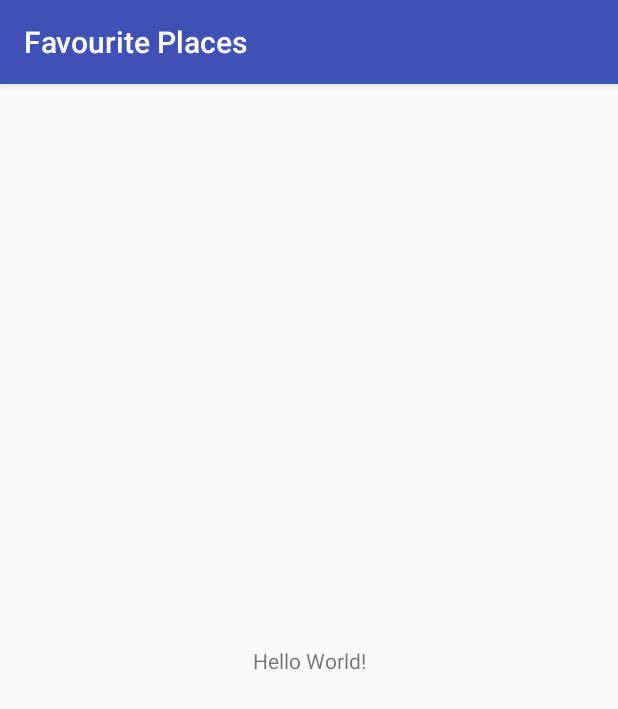
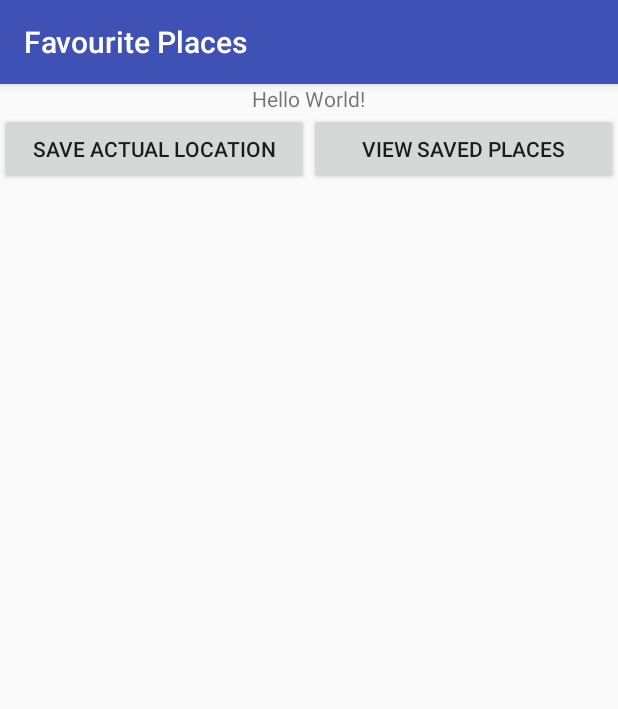
Before and after one commit to krykra7/FavouritePLaces, an Android app: the screen it shows after launch (MainActivity), on a phone screen of 412 x 824 dp. Shown: the top 709 px of the screen. Run offline under Robolectric (Android 15) with nearby library versions, the phone set to English and light mode, and no system bars; our stand-ins replace ButterKnife.

Commit message:
added checking location, location can be save, location is displayed in list, location list is remembered

```diff
--- a/app/build.gradle
+++ b/app/build.gradle
@@ -26,5 +26,10 @@ dependencies {
     })
     compile 'com.android.support:appcompat-v7:25.3.1'
     compile 'com.android.support.constraint:constraint-layout:1.0.2'
+    compile 'com.jakewharton:butterknife:8.8.1'
+    compile 'com.android.support:recyclerview-v7:25.3.1'
+    compile 'com.google.android.gms:play-services-location:11.0.4'
+    compile 'com.google.code.gson:gson:2.7'
+    annotationProcessor 'com.jakewharton:butterknife-compiler:8.8.1'
     testCompile 'junit:junit:4.12'
 }
--- a/app/src/main/java/pl/krystiankrawczyk/favouriteplaces/MainActivity.java
+++ b/app/src/main/java/pl/krystiankrawczyk/favouriteplaces/MainActivity.java
@@ -1,13 +1,75 @@
 package pl.krystiankrawczyk.favouriteplaces;
 
+import android.Manifest;
+import android.content.Intent;
+import android.content.pm.PackageManager;
+import android.location.LocationManager;
+import android.os.Bundle;
+import android.provider.Settings;
+import android.support.v4.app.ActivityCompat;
+import android.support.v4.content.ContextCompat;
 import android.support.v7.app.AppCompatActivity;
-import android.os.Bundle;
+
+import butterknife.ButterKnife;
+import butterknife.OnClick;
+import pl.krystiankrawczyk.favouriteplaces.locationservice.LocationService;
+import pl.krystiankrawczyk.favouriteplaces.places.activities.PlacesActivity;
+import pl.krystiankrawczyk.favouriteplaces.preferences.UserData;
 
 public class MainActivity extends AppCompatActivity {
+
+    private final static int ACCESS_FINE_CODE = 1;
+    private final static int ACCESS_COARSE_CODE = 2;
+    private final static int ACCESS_INTERNET_CODE = 3;
+
+    @OnClick(R.id.main_activity_save_actual_location_btn)
+    public void onClickSaveLocation() {
+        Intent intent = new Intent(this, LocationService.class);
+        startActivity(intent);
+    }
+
+    @OnClick(R.id.main_activity_view_saved_places_btn)
+    public void onClickViewSaved() {
+        Intent intent = new Intent(this, PlacesActivity.class);
+        startActivity(intent);
+    }
 
     @Override
     protected void onCreate(Bundle savedInstanceState) {
         super.onCreate(savedInstanceState);
         setContentView(R.layout.activity_main);
+        ButterKnife.bind(this);
+        promptUserEnableGPS();
+        UserData.getInstance(getBaseContext());
+    }
+
+    private void promptUserEnableGPS() {
+        setPermissions();
+        LocationManager locationManager = (LocationManager) getSystemService(LOCATION_SERVICE);
+        if (!locationManager.isProviderEnabled(LocationManager.GPS_PROVIDER)) {
+            Intent intent = new Intent(Settings.ACTION_LOCATION_SOURCE_SETTINGS);
+            startActivity(intent);
+        }
+    }
+
+    private void setPermissions() {
+        int accessFineLocationCheck = ContextCompat.checkSelfPermission(this, Manifest.permission.ACCESS_FINE_LOCATION);
+        int accessCoarseCheck = ContextCompat.checkSelfPermission(this, Manifest.permission.ACCESS_COARSE_LOCATION);
+        int accessInternetCheck = ContextCompat.checkSelfPermission(this, Manifest.permission.INTERNET);
+        if (isPermissionDenied(accessFineLocationCheck)) {
+            ActivityCompat.requestPermissions(this, new String[]{Manifest.permission.ACCESS_FINE_LOCATION},
+                    ACCESS_FINE_CODE);
+        }
+        if (isPermissionDenied(accessCoarseCheck)) {
+            ActivityCompat.requestPermissions(this, new String[]{Manifest.permission.ACCESS_COARSE_LOCATION},
+                    ACCESS_COARSE_CODE);
+        }
+        if (isPermissionDenied(accessInternetCheck)) {
+            ActivityCompat.requestPermissions(this, new String[]{Manifest.permission.INTERNET}, ACCESS_INTERNET_CODE);
+        }
+    }
+
+    private boolean isPermissionDenied(int permissionCode) {
+        return permissionCode != PackageManager.PERMISSION_GRANTED;
     }
 }
--- /dev/null
+++ b/app/src/main/java/pl/krystiankrawczyk/favouriteplaces/preferences/UserData.java
@@ -0,0 +1,81 @@
+package pl.krystiankrawczyk.favouriteplaces.preferences;
+
+import android.content.Context;
+import android.content.SharedPreferences;
+
+import com.google.gson.Gson;
+import com.google.gson.reflect.TypeToken;
+
+import java.lang.reflect.Type;
+import java.util.HashMap;
+import java.util.Map;
+
+import pl.krystiankrawczyk.favouriteplaces.locationservice.FavouritePlaceData;
+
+/**
+ * Created by Krystian Krawczyk on 16.08.2017.
+ */
+
+public class UserData {
+
+    private static final String PREFERENCES_NAME = "PREFERENCES";
+    private static final String PLACES_COUNT = "PLACES_COUNT";
+    private static final String FAVOURITE_PLACES_KEY = "PLACES";
+    private static final String DEFAULT_EMPTY_STRING = "";
+    private static final int DEFAULT_INT_VALUE = 0;
+
+    private static UserData userData;
+    private final SharedPreferences sharedPreferences;
+    private final SharedPreferences.Editor editor;
+    private Map<Integer, FavouritePlaceData> testFavouritePlacesMap;
+
+
+    private UserData(Context context) {
+        sharedPreferences = context.getSharedPreferences(PREFERENCES_NAME, Context.MODE_PRIVATE);
+        editor = sharedPreferences.edit();
+        testFavouritePlacesMap = getFavouritePlacesMap();
+    }
+
+    public static UserData getInstance(Context context) {
+        if (userData == null) {
+            userData = new UserData(context);
+        }
+        return userData;
+    }
+
+    public void saveFavouritePlacesCount() {
+        editor.putInt(PLACES_COUNT, testFavouritePlacesMap.size()).apply();
+    }
+
+    public Integer getFavouritePlacesCount() {
+        return sharedPreferences.getInt(PLACES_COUNT, DEFAULT_INT_VALUE);
+    }
+
+    public void addNewFavouritePlace(Integer key, FavouritePlaceData value) {
+        testFavouritePlacesMap.put(key, value);
+        saveFavouritePlacesCount();
+    }
+
+    public Map<Integer, FavouritePlaceData> getFavouritePlaces() {
+        return this.testFavouritePlacesMap;
+    }
+
+    public void saveFavouritePlacesMap() {
+        Gson gson = new Gson();
+        String jsonPlacesMapString = gson.toJson(testFavouritePlacesMap);
+        editor.putString(FAVOURITE_PLACES_KEY, jsonPlacesMapString).apply();
+    }
+
+    private Map<Integer, FavouritePlaceData> getFavouritePlacesMap() {
+        String jsonPlacesMapString = sharedPreferences.getString(FAVOURITE_PLACES_KEY, DEFAULT_EMPTY_STRING);
+        if (jsonPlacesMapString.isEmpty()) {
+            return new HashMap<>();
+        } else {
+            Gson gson = new Gson();
+            Type customType = new TypeToken<HashMap<Integer, FavouritePlaceData>>() {
+            }.getType();
+            return gson.fromJson(jsonPlacesMapString, customType);
+        }
+    }
+
+}
--- a/app/src/main/res/layout/activity_main.xml
+++ b/app/src/main/res/layout/activity_main.xml
@@ -1,19 +1,38 @@
 <?xml version="1.0" encoding="utf-8"?>
-<android.support.constraint.ConstraintLayout
+<LinearLayout
     xmlns:android="http://schemas.android.com/apk/res/android"
-    xmlns:app="http://schemas.android.com/apk/res-auto"
     xmlns:tools="http://schemas.android.com/tools"
     android:layout_width="match_parent"
     android:layout_height="match_parent"
+    android:orientation="vertical"
     tools:context="pl.krystiankrawczyk.favouriteplaces.MainActivity">
 
     <TextView
         android:layout_width="wrap_content"
         android:layout_height="wrap_content"
-        android:text="Hello World!"
-        app:layout_constraintBottom_toBottomOf="parent"
-        app:layout_constraintLeft_toLeftOf="parent"
-        app:layout_constraintRight_toRightOf="parent"
-        app:layout_constraintTop_toTopOf="parent"/>
+        android:layout_gravity="center_horizontal"
+        android:text="Hello World!"/>
 
-</android.support.constraint.ConstraintLayout>
+    <LinearLayout
+        android:layout_width="match_parent"
+        android:layout_height="wrap_content"
+        android:layout_gravity="center_vertical"
+        android:orientation="horizontal">
+
+        <Button
+            android:id="@+id/main_activity_save_actual_location_btn"
+            android:layout_width="0dp"
+            android:layout_height="wrap_content"
+            android:layout_weight="1"
+            android:text="@string/main_activity_save_actual_location"/>
+
+        <Button
+            android:id="@+id/main_activity_view_saved_places_btn"
+            android:layout_width="0dp"
+            android:layout_height="wrap_content"
+            android:layout_weight="1"
+            android:text="@string/main_activity_view_saved_places"/>
+
+    </LinearLayout>
+
+</LinearLayout>
--- /dev/null
+++ b/app/src/main/res/values/dimens.xml
@@ -0,0 +1,4 @@
+<?xml version="1.0" encoding="utf-8"?>
+<resources>
+
+</resources>
--- a/app/src/main/res/values/strings.xml
+++ b/app/src/main/res/values/strings.xml
@@ -1,3 +1,9 @@
 <resources>
     <string name="app_name">Favourite Places</string>
+    <string name="location_service_fragment_fetching_location">Please wait, application fetching current location</string>
+    <string name="main_activity_save_actual_location">Save actual location</string>
+    <string name="main_activity_view_saved_places">View saved places</string>
+    <string name="place_list_item_longitude">longitude:</string>
+    <string name="place_list_item_latitude">latitude:</string>
+    <string name="location_service_save_location">Save current location</string>
 </resources>
```
Also changed, not shown: app/src/main/AndroidManifest.xml (+6 -1 lines), app/src/main/java/pl/krystiankrawczyk/favouriteplaces/locationservice/FavouritePlaceData.java (added, +54 -0 lines), app/src/main/java/pl/krystiankrawczyk/favouriteplaces/locationservice/LocationService.java (added, +200 -0 lines), app/src/main/java/pl/krystiankrawczyk/favouriteplaces/places/activities/PlacesActivity.java (added, +45 -0 lines), app/src/main/java/pl/krystiankrawczyk/favouriteplaces/places/adapters/FavouritePlacesListAdapter.java (added, +48 -0 lines), app/src/main/java/pl/krystiankrawczyk/favouriteplaces/places/viewholder/FavouritePlaceViewHolder.java (added, +40 -0 lines), app/src/main/res/layout/location_service_activity.xml (added, +66 -0 lines), app/src/main/res/layout/places_list_activity.xml (added, +12 -0 lines), app/src/main/res/layout/places_list_item.xml (added, +38 -0 lines).
